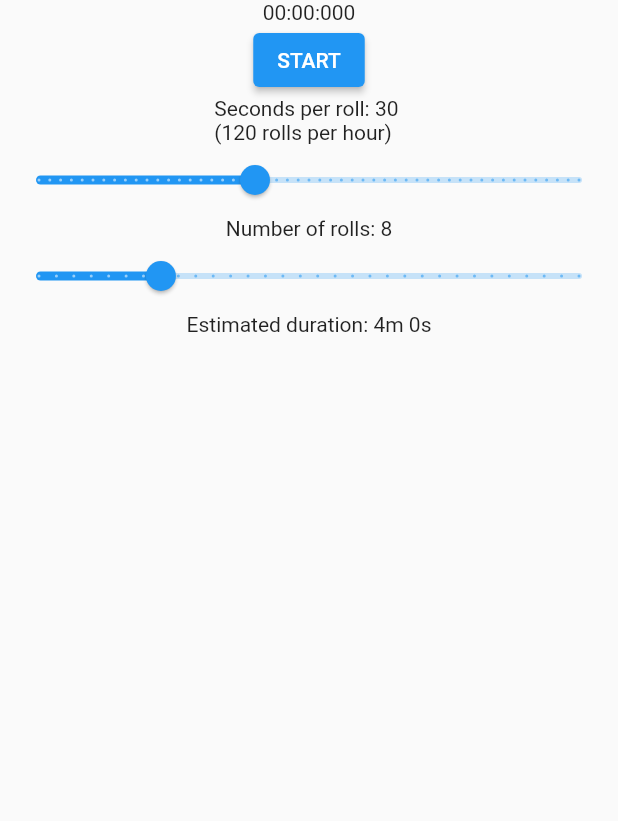
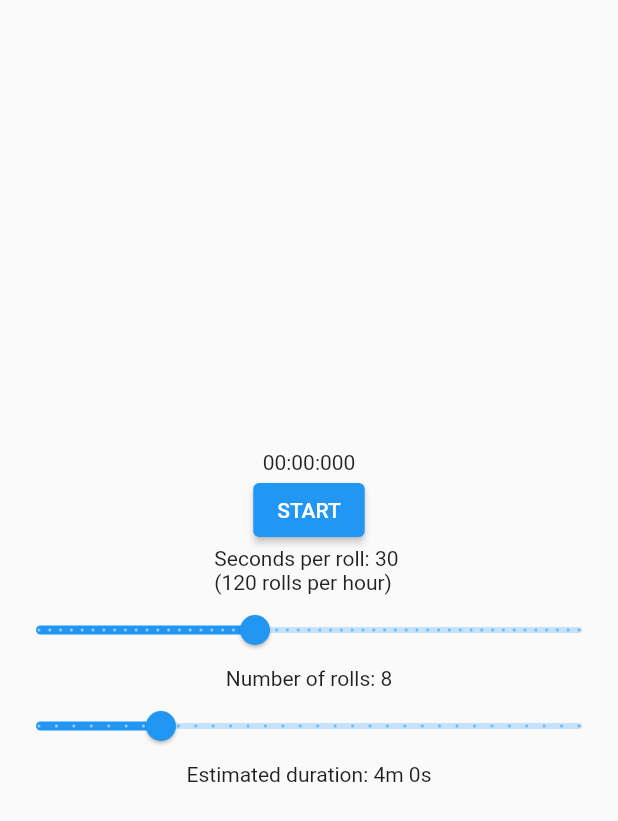
Before and after one commit to G-Tang2/sushi-stopwatch, a Flutter app: the screen it shows after launch, on a phone screen of 412 x 824 dp. Shown: the top 821 px of the screen. Run offline on Flutter 3.47's test engine with Material 2 defaults, Android fonts, the phone set to English and light mode, and no system bars; our stand-ins replace audioplayers.

Commit message:
Center elements

```diff
--- a/lib/page/stopwatch_page.dart
+++ b/lib/page/stopwatch_page.dart
@@ -2,7 +2,8 @@ import 'dart:async';
 
 import 'package:audioplayers/audioplayers.dart';
 import 'package:flutter/material.dart';
-import 'package:sushi_stopwatch/page/report_page.dart';
+import 'package:sushi_stopwatch/page/results_page.dart';
+import 'package:sushi_stopwatch/widget/formatted_time.dart';
 
 class StopWatchPage extends StatefulWidget {
   const StopWatchPage({Key? key}) : super(key: key);
@@ -27,6 +28,19 @@ class _StopwatchPageState extends State<StopWatchPage> {
   void initState() {
     super.initState();
   }
+
+  @override
+  Widget build(BuildContext context) => Scaffold(
+        body: Center(
+            child: Column(
+                mainAxisAlignment: MainAxisAlignment.center,
+                crossAxisAlignment: CrossAxisAlignment.center,
+                children: [
+              FormattedTime(_duration).buildTime(),
+              buildStopwatchButtons(),
+              buildConfigFields()
+            ])),
+      );
 
   void addTime() {
     setState(() {
@@ -75,30 +89,11 @@ class _StopwatchPageState extends State<StopWatchPage> {
               context,
               MaterialPageRoute(
                   builder: (context) =>
-                      ReportPage(_duration, _numberOfRolls))).then((value) {
+                      ResultsPage(_duration, _numberOfRolls))).then((value) {
             reset();
           });
         },
         child: const Text('STOP'));
-  }
-
-  @override
-  Widget build(BuildContext context) => Scaffold(
-        body: Center(
-            child: Column(children: [
-          buildTime(),
-          buildStopwatchButtons(),
-          buildConfigFields()
-        ])),
-      );
-
-  Widget buildTime() {
-    String padDigits(int n, int padLength) =>
-        n.toString().padLeft(padLength, '0');
-    final minutes = padDigits(_duration.inMinutes.remainder(60), 2);
-    final seconds = padDigits(_duration.inSeconds.remainder(60), 2);
-    final milliseconds = padDigits(_duration.inMilliseconds.remainder(1000), 3);
-    return Text('$minutes:$seconds:$milliseconds');
   }
 
   Widget buildStopwatchButtons() {
```
Also changed, not shown: lib/page/report_page.dart (deleted, +0 -23 lines), lib/page/results_page.dart (added, +41 -0 lines), lib/widget/formatted_time.dart (added, +21 -0 lines).
